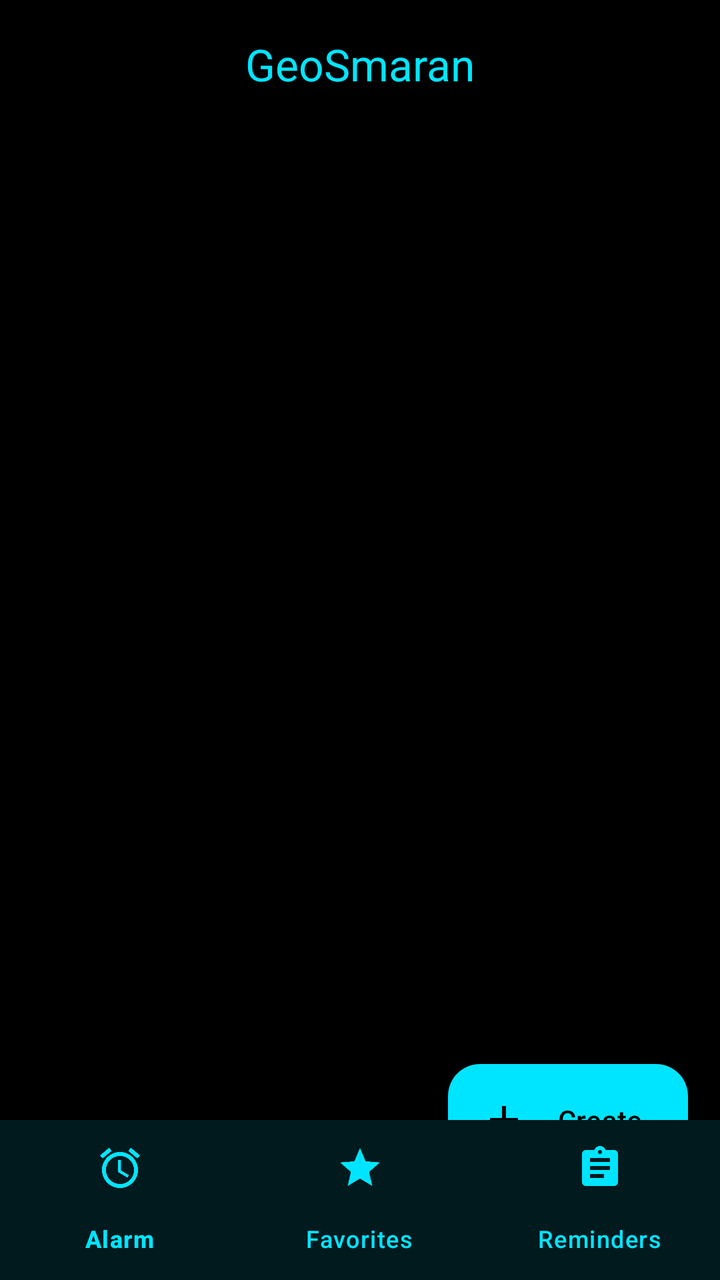
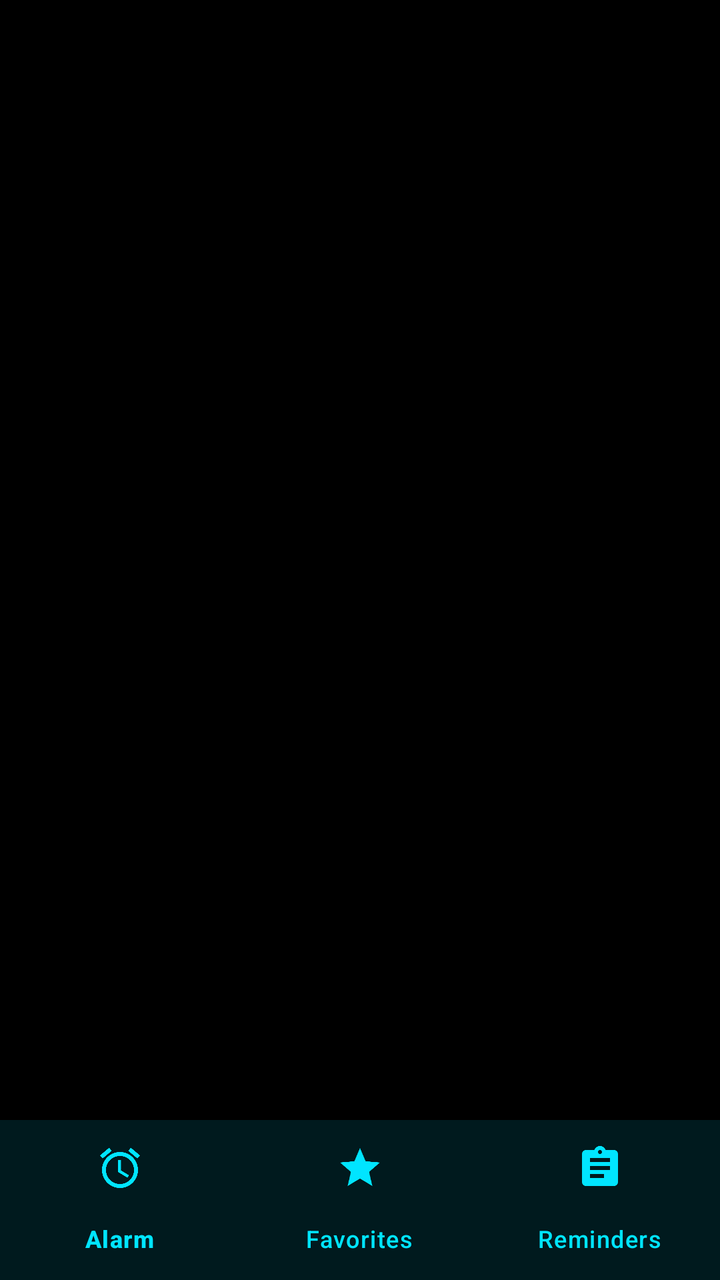

The first picture is an Android layout as it rendered before a commit; the second is the same layout after the commit. The layout source and the unified diff follow.
<!-- AndroidManifest.xml: application theme Theme.Loc -->
<!-- res/layout/activity_main.xml -->
<?xml version="1.0" encoding="utf-8"?>
<androidx.coordinatorlayout.widget.CoordinatorLayout xmlns:android="http://schemas.android.com/apk/res/android"
    xmlns:app="http://schemas.android.com/apk/res-auto"
    xmlns:tools="http://schemas.android.com/tools"
    android:id="@+id/mainRoot"
    android:layout_width="match_parent"
    android:layout_height="match_parent"
    android:background="@color/black"
    tools:context=".MainActivity">

    <com.google.android.material.appbar.AppBarLayout
        android:id="@+id/appBarLayout"
        android:layout_width="match_parent"
        android:layout_height="wrap_content"
        android:background="@color/black">

        <com.google.android.material.appbar.MaterialToolbar
            android:id="@+id/toolbar"
            android:layout_width="match_parent"
            android:layout_height="?attr/actionBarSize"
            app:title="@string/app_name"
            app:titleTextColor="@color/primary"
            app:titleCentered="true" />

    </com.google.android.material.appbar.AppBarLayout>

    <FrameLayout
        android:id="@+id/fragment_container"
        android:layout_width="match_parent"
        android:layout_height="match_parent"
        app:layout_behavior="@string/appbar_scrolling_view_behavior">

        <androidx.recyclerview.widget.RecyclerView
            android:id="@+id/recyclerView"
            android:layout_width="match_parent"
            android:layout_height="match_parent"
            android:paddingBottom="120dp"
            android:clipToPadding="false"
            app:layoutManager="androidx.recyclerview.widget.LinearLayoutManager" />

        <androidx.recyclerview.widget.RecyclerView
            android:id="@+id/recyclerViewFavorites"
            android:layout_width="match_parent"
            android:layout_height="match_parent"
            android:paddingBottom="120dp"
            android:clipToPadding="false"
            android:visibility="gone"
            app:layoutManager="androidx.recyclerview.widget.LinearLayoutManager" />

        <androidx.recyclerview.widget.RecyclerView
            android:id="@+id/recyclerViewReminders"
            android:layout_width="match_parent"
            android:layout_height="match_parent"
            android:paddingBottom="120dp"
            android:clipToPadding="false"
            android:visibility="gone"
            app:layoutManager="androidx.recyclerview.widget.LinearLayoutManager" />

        <LinearLayout
            android:id="@+id/emptyState"
            android:layout_width="wrap_content"
            android:layout_height="wrap_content"
            android:layout_gravity="center"
            android:gravity="center"
            android:orientation="vertical"
            android:visibility="gone"
            android:padding="24dp">

            <ImageView
                android:layout_width="64dp"
                android:layout_height="64dp"
                android:alpha="0.2"
                android:src="@drawable/ic_map"
                app:tint="@color/primary" />

            <TextView
                android:layout_width="wrap_content"
                android:layout_height="wrap_content"
                android:layout_marginTop="16dp"
                android:text="No data yet"
                android:textColor="@color/white"
                android:textSize="18sp"
                android:textStyle="bold" />
        </LinearLayout>
    </FrameLayout>

    
    <com.google.android.material.floatingactionbutton.ExtendedFloatingActionButton
        android:id="@+id/fabAdd"
        android:layout_width="wrap_content"
        android:layout_height="wrap_content"
        android:layout_marginEnd="16dp"
        android:text="Create"
        android:textColor="@color/black"
        app:backgroundTint="@color/primary"
        app:icon="@drawable/ic_add"
        app:iconTint="@color/black"
        app:layout_anchor="@id/bottomNavigation"
        app:layout_anchorGravity="top|end" />

    <com.google.android.material.bottomnavigation.BottomNavigationView
        android:id="@+id/bottomNavigation"
        android:layout_width="match_parent"
        android:layout_height="wrap_content"
        android:layout_gravity="bottom"
        android:background="@color/black"
        app:elevation="8dp"
        app:itemIconSize="24dp"
        app:itemIconTint="@color/primary"
        app:itemTextColor="@color/primary"
        app:labelVisibilityMode="labeled"
        app:menu="@menu/bottom_nav_menu" />

</androidx.coordinatorlayout.widget.CoordinatorLayout>
<!-- resources referenced by this layout -->
<resources>
  <color name="black">#000000</color>
  <color name="primary">#00E5FF</color>
  <color name="white">#FFFFFF</color>
  <!-- drawable ic_add (drawable) -->
  <vector xmlns:android="http://schemas.android.com/apk/res/android"
      android:width="24dp"
      android:height="24dp"
      android:viewportWidth="24"
      android:viewportHeight="24"
      android:tint="?attr/colorControlNormal">
      <path
          android:fillColor="@android:color/white"
          android:pathData="M19,13h-6v6h-2v-6H5v-2h6V5h2v6h6v2z" />
  </vector>
  <!-- drawable ic_map (drawable) -->
  <vector xmlns:android="http://schemas.android.com/apk/res/android"
      android:width="24dp"
      android:height="24dp"
      android:viewportWidth="24"
      android:viewportHeight="24"
      android:tint="?attr/colorControlNormal">
      <path
          android:fillColor="@android:color/white"
          android:pathData="M20.5,3l-0.16,0.03L15,5.1L9,3L3.36,4.9c-0.21,0.07 -0.36,0.25 -0.36,0.48V20.5c0,0.28 0.22,0.5 0.5,0.5l0.16,-0.03L9,18.9l6,2.1l5.64,-1.9c0.21,-0.07 0.36,-0.25 0.36,-0.48V3.5c0,-0.28 -0.22,-0.5 -0.5,-0.5zM15,19l-6,-2.11V5l6,2.11V19z" />
  </vector>
  <string name="app_name">GeoSmaran</string>
  <style name="Theme.Loc" parent="Base.Theme.Loc" />
  <style name="Base.Theme.Loc" parent="Theme.Material3.DayNight.NoActionBar">
          <item name="colorPrimary">@color/primary</item>
          <item name="colorOnPrimary">@color/on_primary</item>
          <item name="colorPrimaryContainer">@color/primary_container</item>
          
          <item name="colorSecondary">@color/secondary</item>
          <item name="colorOnSecondary">@color/on_secondary</item>
          <item name="colorSecondaryContainer">@color/secondary_container</item>
          
          <item name="android:windowBackground">@color/background</item>
          <item name="colorSurface">@color/surface</item>
          <item name="colorOnSurface">@color/on_surface</item>
          <item name="colorSurfaceVariant">@color/on_surface_variant</item>
          
          <item name="android:statusBarColor">@android:color/transparent</item>
          <item name="android:navigationBarColor">@android:color/transparent</item>
          <item name="android:windowDrawsSystemBarBackgrounds">true</item>
          
          <item name="materialCardViewStyle">@style/Widget.App.CardView</item>
          <item name="materialButtonStyle">@style/Widget.App.Button</item>
      </style>
  <color name="on_primary">#000000</color>
  <color name="primary_container">#1A00E5FF</color>
  <color name="secondary">#AA00FF</color>
  <color name="on_secondary">#FFFFFF</color>
  <color name="secondary_container">#1AAA00FF</color>
  <color name="background">#000000</color>
  <color name="surface">#000000</color>
  <color name="on_surface">#FFFFFF</color>
  <color name="on_surface_variant">#B0BEC5</color>
  <style name="Widget.App.CardView" parent="Widget.Material3.CardView.Elevated">
          <item name="cardCornerRadius">20dp</item>
          <item name="cardElevation">2dp</item>
      </style>
  <style name="Widget.App.Button" parent="Widget.Material3.Button">
          <item name="cornerRadius">16dp</item>
      </style>
</resources>

<!-- the commit's change to res/layout/activity_main.xml (unified diff, before → after) -->
@@ -18,7 +18,6 @@
             android:id="@+id/toolbar"
             android:layout_width="match_parent"
             android:layout_height="?attr/actionBarSize"
-            app:title="@string/app_name"
             app:titleTextColor="@color/primary"
             app:titleCentered="true" />
 
@@ -28,21 +27,22 @@
         android:id="@+id/fragment_container"
         android:layout_width="match_parent"
         android:layout_height="match_parent"
+        android:layout_marginTop="16dp"
         app:layout_behavior="@string/appbar_scrolling_view_behavior">
 
         <androidx.recyclerview.widget.RecyclerView
             android:id="@+id/recyclerView"
             android:layout_width="match_parent"
             android:layout_height="match_parent"
-            android:paddingBottom="120dp"
             android:clipToPadding="false"
+            android:paddingBottom="@dimen/list_bottom_padding"
             app:layoutManager="androidx.recyclerview.widget.LinearLayoutManager" />
 
         <androidx.recyclerview.widget.RecyclerView
             android:id="@+id/recyclerViewFavorites"
             android:layout_width="match_parent"
             android:layout_height="match_parent"
-            android:paddingBottom="120dp"
+            android:paddingBottom="@dimen/list_bottom_padding"
             android:clipToPadding="false"
             android:visibility="gone"
             app:layoutManager="androidx.recyclerview.widget.LinearLayoutManager" />
@@ -51,7 +51,7 @@
             android:id="@+id/recyclerViewReminders"
             android:layout_width="match_parent"
             android:layout_height="match_parent"
-            android:paddingBottom="120dp"
+            android:paddingBottom="@dimen/list_bottom_padding"
             android:clipToPadding="false"
             android:visibility="gone"
             app:layoutManager="androidx.recyclerview.widget.LinearLayoutManager" />
@@ -84,20 +84,6 @@
         </LinearLayout>
     </FrameLayout>
 
-    
-    <com.google.android.material.floatingactionbutton.ExtendedFloatingActionButton
-        android:id="@+id/fabAdd"
-        android:layout_width="wrap_content"
-        android:layout_height="wrap_content"
-        android:layout_marginEnd="16dp"
-        android:text="Create"
-        android:textColor="@color/black"
-        app:backgroundTint="@color/primary"
-        app:icon="@drawable/ic_add"
-        app:iconTint="@color/black"
-        app:layout_anchor="@id/bottomNavigation"
-        app:layout_anchorGravity="top|end" />
-
     <com.google.android.material.bottomnavigation.BottomNavigationView
         android:id="@+id/bottomNavigation"
         android:layout_width="match_parent"
<!-- resource entries referenced after the edit -->
@@ -3,17 +3,7 @@
   <color name="black">#000000</color>
   <color name="primary">#00E5FF</color>
   <color name="white">#FFFFFF</color>
-  <!-- drawable ic_add (drawable) -->
-  <vector xmlns:android="http://schemas.android.com/apk/res/android"
-      android:width="24dp"
-      android:height="24dp"
-      android:viewportWidth="24"
-      android:viewportHeight="24"
-      android:tint="?attr/colorControlNormal">
-      <path
-          android:fillColor="@android:color/white"
-          android:pathData="M19,13h-6v6h-2v-6H5v-2h6V5h2v6h6v2z" />
-  </vector>
+  <dimen name="list_bottom_padding">100dp</dimen>
   <!-- drawable ic_map (drawable) -->
   <vector xmlns:android="http://schemas.android.com/apk/res/android"
       android:width="24dp"
@@ -25,7 +15,6 @@
           android:fillColor="@android:color/white"
           android:pathData="M20.5,3l-0.16,0.03L15,5.1L9,3L3.36,4.9c-0.21,0.07 -0.36,0.25 -0.36,0.48V20.5c0,0.28 0.22,0.5 0.5,0.5l0.16,-0.03L9,18.9l6,2.1l5.64,-1.9c0.21,-0.07 0.36,-0.25 0.36,-0.48V3.5c0,-0.28 -0.22,-0.5 -0.5,-0.5zM15,19l-6,-2.11V5l6,2.11V19z" />
   </vector>
-  <string name="app_name">GeoSmaran</string>
   <style name="Theme.Loc" parent="Base.Theme.Loc" />
   <style name="Base.Theme.Loc" parent="Theme.Material3.DayNight.NoActionBar">
           <item name="colorPrimary">@color/primary</item>
@@ -47,6 +36,7 @@
           
           <item name="materialCardViewStyle">@style/Widget.App.CardView</item>
           <item name="materialButtonStyle">@style/Widget.App.Button</item>
+          <item name="materialAlertDialogTheme">@style/Theme.Loc.PurpleDialog</item>
       </style>
   <color name="on_primary">#000000</color>
   <color name="primary_container">#1A00E5FF</color>
@@ -64,5 +54,16 @@
   <style name="Widget.App.Button" parent="Widget.Material3.Button">
           <item name="cornerRadius">16dp</item>
       </style>
+  <style name="Theme.Loc.PurpleDialog" parent="ThemeOverlay.Material3.MaterialAlertDialog">
+          <item name="colorPrimary">@color/secondary</item> 
+          <item name="colorOnSurface">@color/black</item>
+          <item name="colorSurface">@color/white</item>
+          <item name="android:textColorPrimary">@color/black</item>
+          <item name="materialAlertDialogTitleTextStyle">@style/DialogTitleText</item>
+      </style>
+  <style name="DialogTitleText" parent="MaterialAlertDialog.Material3.Title.Text">
+          <item name="android:textColor">@color/black</item>
+          <item name="android:textStyle">bold</item>
+      </style>
 </resources>
 
